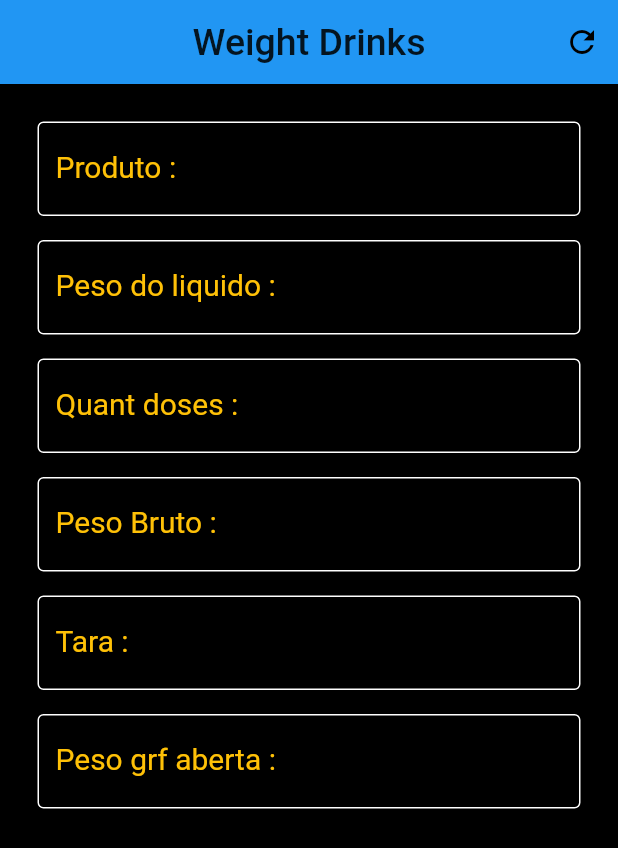
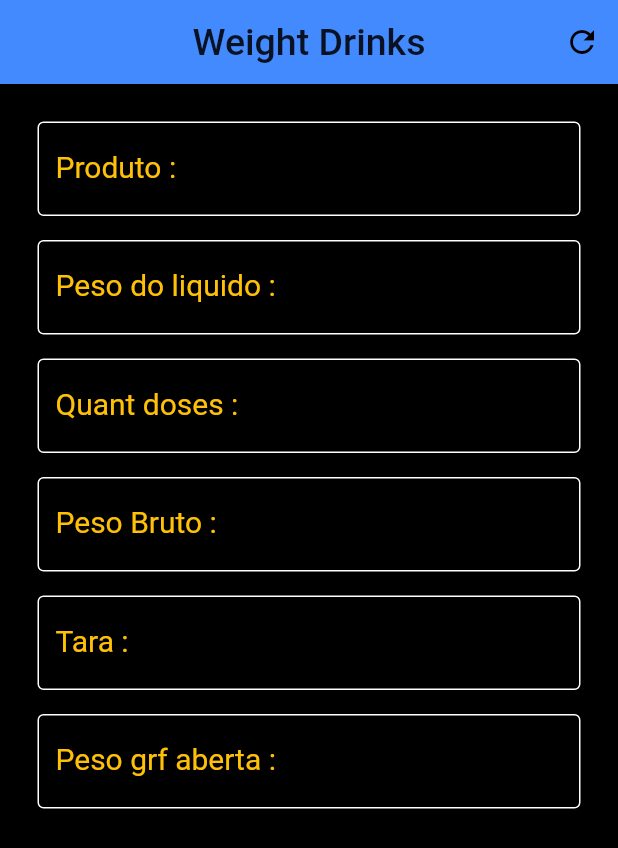
Before and after one commit to Dandy27/weight_drink, a Flutter app: the screen it shows after launch, on a phone screen of 412 x 824 dp. Shown: the top 848 px of the screen. Run offline on Flutter 3.47's test engine with Material 2 defaults, Android fonts, the phone set to English and light mode, and no system bars.

Commit message:
Add ajuste

```diff
--- a/weight_drink_app/lib/main.dart
+++ b/weight_drink_app/lib/main.dart
@@ -60,7 +60,7 @@ class _HomeState extends State<Home> {
       backgroundColor: Colors.black,
       appBar: AppBar(
         title: Text('Weight Drinks', style: TextStyle(fontSize: 25),),
-        backgroundColor: Colors.blue,
+        backgroundColor: Colors.blueAccent,
         actions: [IconButton(
             icon: Icon(Icons.refresh),
             onPressed: _resetField)],
```
